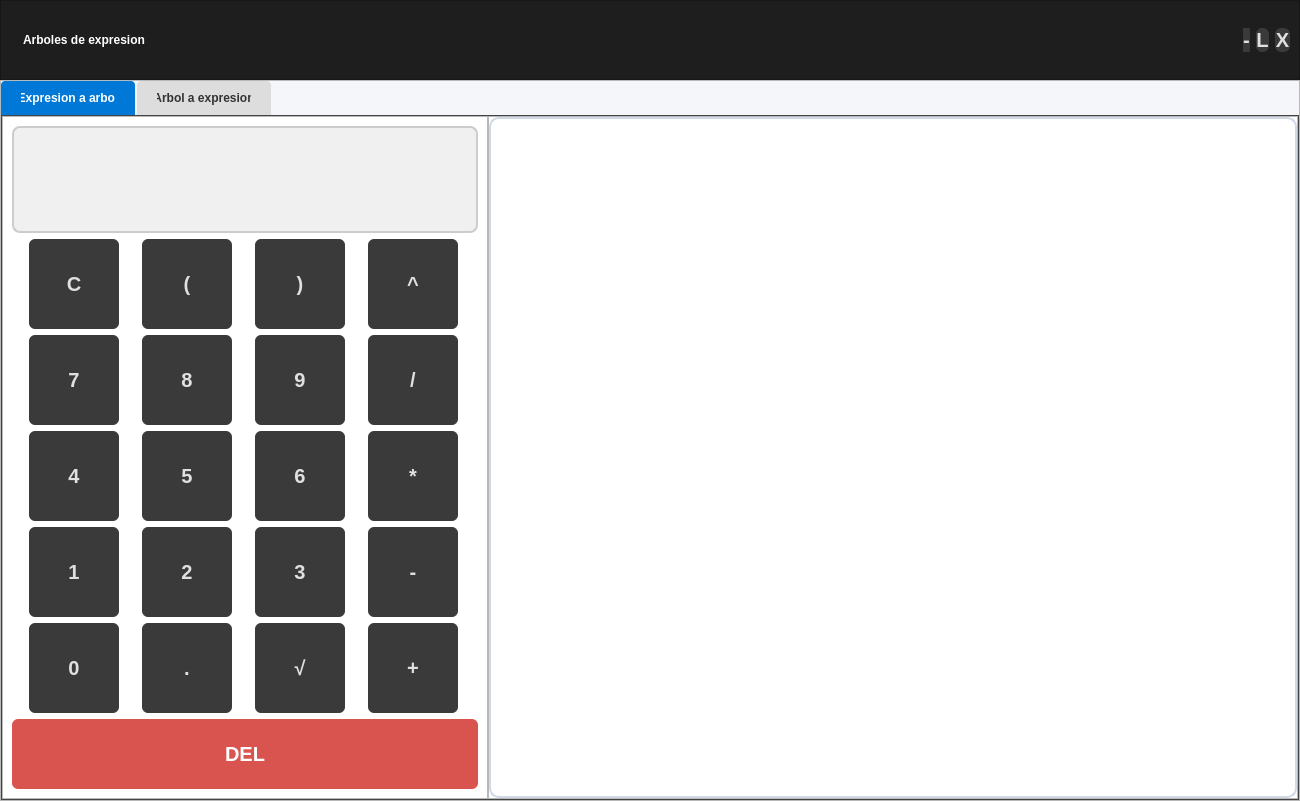
Before: the Qt Designer form Gui/interfaz.ui in ElZypix/ArbolesExprecion, drawn with Qt 5.
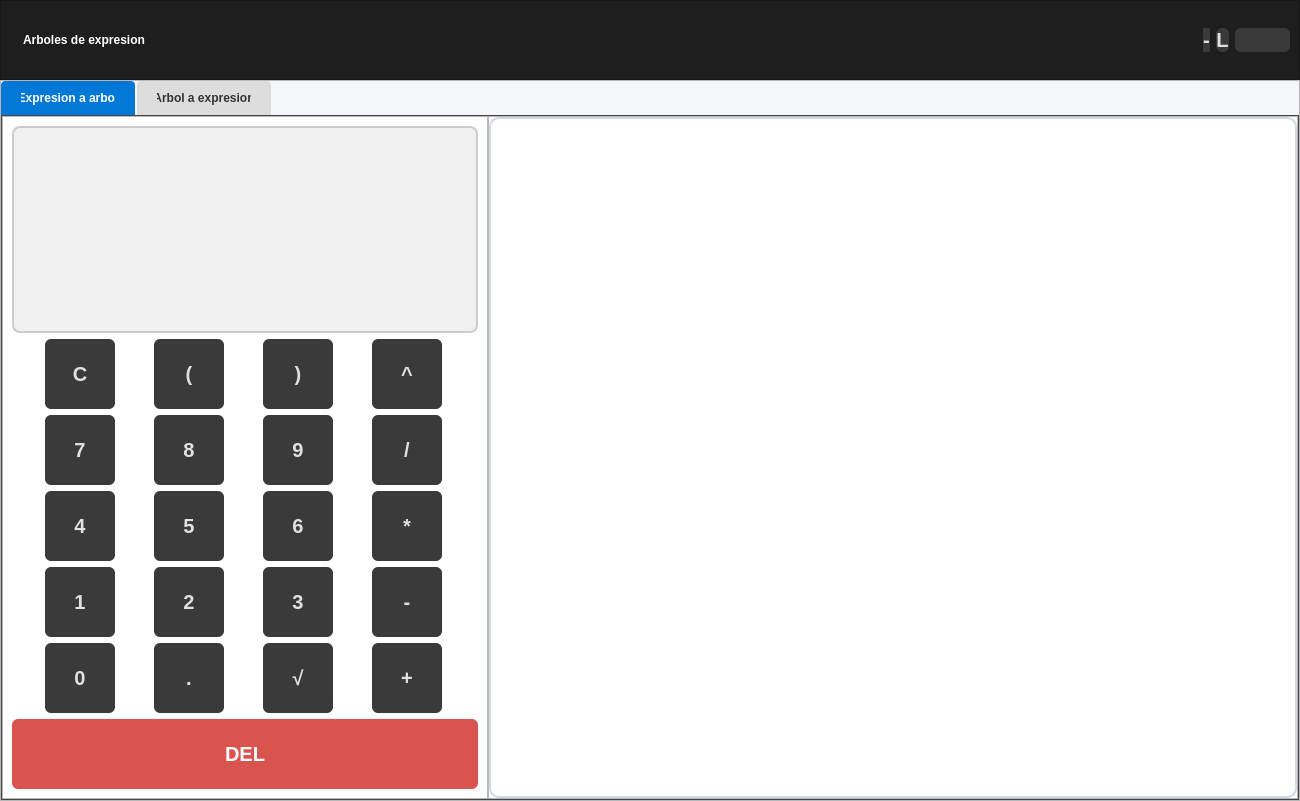
After: the same form once the commit is applied. Icons and pictures are not drawn.

The edit to the form file:
```diff
--- a/Gui/interfaz.ui
+++ b/Gui/interfaz.ui
@@ -211,7 +211,17 @@
        <item>
         <widget class="QPushButton" name="btn_cerrar">
          <property name="text">
-          <string>X</string>
+          <string/>
+         </property>
+         <property name="icon">
+          <iconset>
+           <normaloff>../Imagenes/WhatsApp Image 2026-02-16 at 7.57.27 PM.png</normaloff>../Imagenes/WhatsApp Image 2026-02-16 at 7.57.27 PM.png</iconset>
+         </property>
+         <property name="iconSize">
+          <size>
+           <width>32</width>
+           <height>32</height>
+          </size>
          </property>
         </widget>
        </item>
@@ -298,14 +308,14 @@
                  <widget class="QPushButton" name="btn_mas">
                   <property name="minimumSize">
                    <size>
-                    <width>90</width>
-                    <height>90</height>
+                    <width>70</width>
+                    <height>70</height>
                    </size>
                   </property>
                   <property name="maximumSize">
                    <size>
-                    <width>90</width>
-                    <height>90</height>
+                    <width>70</width>
+                    <height>70</height>
                    </size>
                   </property>
                   <property name="text">
@@ -317,14 +327,14 @@
                  <widget class="QPushButton" name="btn_5">
                   <property name="minimumSize">
                    <size>
-                    <width>90</width>
-                    <height>90</height>
+                    <width>70</width>
+                    <height>70</height>
                    </size>
                   </property>
                   <property name="maximumSize">
                    <size>
-                    <width>90</width>
-                    <height>90</height>
+                    <width>70</width>
+                    <height>70</height>
                    </size>
                   </property>
                   <property name="text">
@@ -336,14 +346,14 @@
                  <widget class="QPushButton" name="btn_parentesis1">
                   <property name="minimumSize">
                    <size>
-                    <width>90</width>
-                    <height>90</height>
+                    <width>70</width>
+                    <height>70</height>
                    </size>
                   </property>
                   <property name="maximumSize">
                    <size>
-                    <width>90</width>
-                    <height>90</height>
+                    <width>70</width>
+                    <height>70</height>
                    </size>
                   </property>
                   <property name="text">
@@ -355,14 +365,14 @@
                  <widget class="QPushButton" name="btn_borrar">
                   <property name="minimumSize">
                    <size>
-                    <width>90</width>
-                    <height>90</height>
+                    <width>70</width>
+                    <height>70</height>
                    </size>
                   </property>
                   <property name="maximumSize">
                    <size>
-                    <width>90</width>
-                    <height>90</height>
+                    <width>70</width>
+                    <height>70</height>
                    </size>
                   </property>
                   <property name="text">
@@ -374,14 +384,14 @@
                  <widget class="QPushButton" name="btn_4">
                   <property name="minimumSize">
                    <size>
-                    <width>90</width>
-                    <height>90</height>
+                    <width>70</width>
+                    <height>70</height>
                    </size>
                   </property>
                   <property name="maximumSize">
                    <size>
-                    <width>90</width>
-                    <height>90</height>
+                    <width>70</width>
+                    <height>70</height>
                    </size>
                   </property>
                   <property name="text">
@@ -393,14 +403,14 @@
                  <widget class="QPushButton" name="btn_6">
                   <property name="minimumSize">
                    <size>
-                    <width>90</width>
-                    <height>90</height>
+                    <width>70</width>
+                    <height>70</height>
                    </size>
                   </property>
                   <property name="maximumSize">
                    <size>
-                    <width>90</width>
-                    <height>90</height>
+                    <width>70</width>
+                    <height>70</height>
                    </size>
                   </property>
                   <property name="text">
@@ -412,14 +422,14 @@
                  <widget class="QPushButton" name="btn_0">
                   <property name="minimumSize">
                    <size>
-                    <width>90</width>
-                    <height>90</height>
+                    <width>70</width>
+                    <height>70</height>
                    </size>
                   </property>
                   <property name="maximumSize">
                    <size>
-                    <width>90</width>
-                    <height>90</height>
+                    <width>70</width>
+                    <height>70</height>
                    </size>
                   </property>
                   <property name="text">
@@ -431,14 +441,14 @@
                  <widget class="QPushButton" name="btn_9">
                   <property name="minimumSize">
                    <size>
-                    <width>90</width>
-                    <height>90</height>
+                    <width>70</width>
+                    <height>70</height>
                    </size>
                   </property>
                   <property name="maximumSize">
                    <size>
-                    <width>90</width>
-                    <height>90</height>
+                    <width>70</width>
+                    <height>70</height>
                    </size>
                   </property>
                   <property name="text">
@@ -450,14 +460,14 @@
                  <widget class="QPushButton" name="btn_entre">
                   <property name="minimumSize">
                    <size>
-                    <width>90</width>
-                    <height>90</height>
+                    <width>70</width>
+                    <height>70</height>
                    </size>
                   </property>
                   <property name="maximumSize">
                    <size>
-                    <width>90</width>
-                    <height>90</height>
+                    <width>70</width>
+                    <height>70</height>
                    </size>
                   </property>
                   <property name="text">
@@ -469,14 +479,14 @@
                  <widget class="QPushButton" name="btn_7">
                   <property name="minimumSize">
                    <size>
-                    <width>90</width>
-                    <height>90</height>
+                    <width>70</width>
+                    <height>70</height>
                    </size>
                   </property>
                   <property name="maximumSize">
                    <size>
-                    <width>90</width>
-                    <height>90</height>
+                    <width>70</width>
+                    <height>70</height>
                    </size>
                   </property>
                   <property name="text">
@@ -488,14 +498,14 @@
                  <widget class="QPushButton" name="btn_parentesis2">
                   <property name="minimumSize">
                    <size>
-                    <width>90</width>
-                    <height>90</height>
+                    <width>70</width>
+                    <height>70</height>
                    </size>
                   </property>
                   <property name="maximumSize">
                    <size>
-                    <width>90</width>
-                    <height>90</height>
+                    <width>70</width>
+                    <height>70</height>
                    </size>
                   </property>
                   <property name="text">
@@ -507,14 +517,14 @@
                  <widget class="QPushButton" name="btn_3">
                   <property name="minimumSize">
                    <size>
-                    <width>90</width>
-                    <height>90</height>
+                    <width>70</width>
+                    <height>70</height>
                    </size>
                   </property>
                   <property name="maximumSize">
                    <size>
-                    <width>90</width>
-                    <height>90</height>
+                    <width>70</width>
+                    <height>70</height>
                    </size>
                   </property>
                   <property name="text">
@@ -526,14 +536,14 @@
                  <widget class="QPushButton" name="btn_2">
                   <property name="minimumSize">
                    <size>
-                    <width>90</width>
-                    <height>90</height>
+                    <width>70</width>
+                    <height>70</height>
                    </size>
                   </property>
                   <property name="maximumSize">
                    <size>
-                    <width>90</width>
-                    <height>90</height>
+                    <width>70</width>
+                    <height>70</height>
                    </size>
                   </property>
                   <property name="text">
@@ -545,14 +555,14 @@
                  <widget class="QPushButton" name="btn_men">
                   <property name="minimumSize">
                    <size>
-                    <width>90</width>
-                    <height>90</height>
+                    <width>70</width>
+                    <height>70</height>
                    </size>
                   </property>
                   <property name="maximumSize">
                    <size>
-                    <width>90</width>
-                    <height>90</height>
+                    <width>70</width>
+                    <height>70</height>
                    </size>
                   </property>
                   <property name="text">
@@ -564,14 +574,14 @@
                  <widget class="QPushButton" name="btn_elevar">
                   <property name="minimumSize">
                    <size>
-                    <width>90</width>
-                    <height>90</height>
+                    <width>70</width>
+                    <height>70</height>
                    </size>
                   </property>
                   <property name="maximumSize">
                    <size>
-                    <width>90</width>
-                    <height>90</height>
+                    <width>70</width>
+                    <height>70</height>
                    </size>
                   </property>
                   <property name="text">
@@ -583,14 +593,14 @@
                  <widget class="QPushButton" name="btn_multi">
                   <property name="minimumSize">
                    <size>
-                    <width>90</width>
-                    <height>90</height>
+                    <width>70</width>
+                    <height>70</height>
                    </size>
                   </property>
                   <property name="maximumSize">
                    <size>
-                    <width>90</width>
-                    <height>90</height>
+                    <width>70</width>
+                    <height>70</height>
                    </size>
                   </property>
                   <property name="text">
@@ -602,14 +612,14 @@
                  <widget class="QPushButton" name="btn_8">
                   <property name="minimumSize">
                    <size>
-                    <width>90</width>
-                    <height>90</height>
+                    <width>70</width>
+                    <height>70</height>
                    </size>
                   </property>
                   <property name="maximumSize">
                    <size>
-                    <width>90</width>
-                    <height>90</height>
+                    <width>70</width>
+                    <height>70</height>
                    </size>
                   </property>
                   <property name="text">
@@ -621,14 +631,14 @@
                  <widget class="QPushButton" name="btn_1">
                   <property name="minimumSize">
                    <size>
-                    <width>90</width>
-                    <height>90</height>
+                    <width>70</width>
+                    <height>70</height>
                    </size>
                   </property>
                   <property name="maximumSize">
                    <size>
-                    <width>90</width>
-                    <height>90</height>
+                    <width>70</width>
+                    <height>70</height>
                    </size>
                   </property>
                   <property name="text">
@@ -640,14 +650,14 @@
                  <widget class="QPushButton" name="btn_pun">
                   <property name="minimumSize">
                    <size>
-                    <width>90</width>
-                    <height>90</height>
+                    <width>70</width>
+                    <height>70</height>
                    </size>
                   </property>
                   <property name="maximumSize">
                    <size>
-                    <width>90</width>
-                    <height>90</height>
+                    <width>70</width>
+                    <height>70</height>
                    </size>
                   </property>
                   <property name="text">
@@ -659,14 +669,14 @@
                  <widget class="QPushButton" name="btn_raiz">
                   <property name="minimumSize">
                    <size>
-                    <width>90</width>
-                    <height>90</height>
+                    <width>70</width>
+                    <height>70</height>
                    </size>
                   </property>
                   <property name="maximumSize">
                    <size>
-                    <width>90</width>
-                    <height>90</height>
+                    <width>70</width>
+                    <height>70</height>
                    </size>
                   </property>
                   <property name="text">
```
